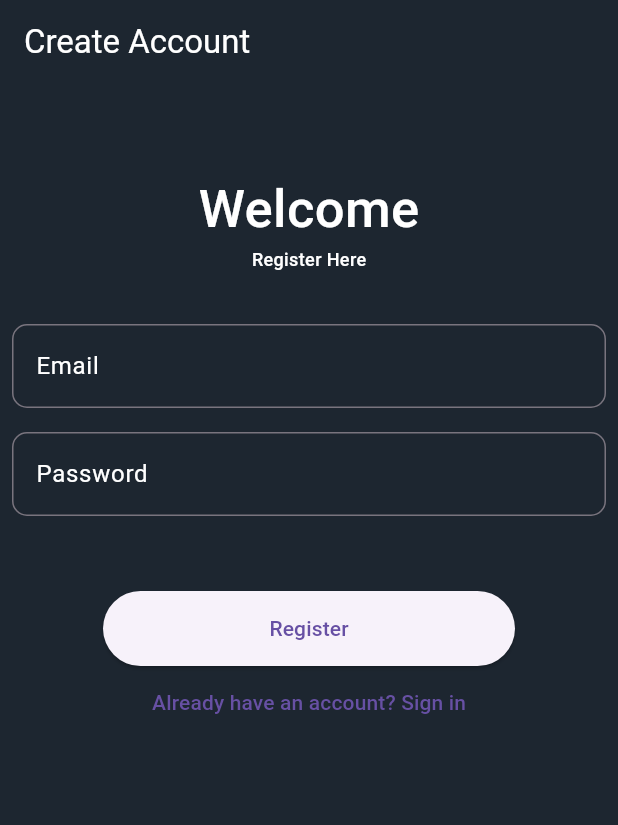
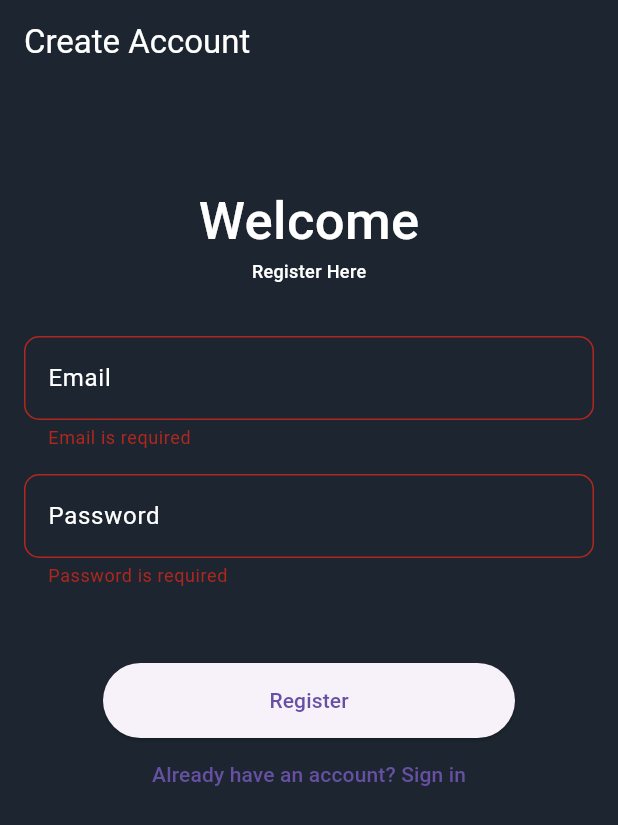
Before and after one commit to Marwannnnnntarek/todoapp, a Flutter app: the SignupView screen opened by its route, after a tap on "Register", on a phone screen of 412 x 824 dp. Shown: the top 825 px of the screen. Run offline on Flutter 3.47's test engine with Material 3 defaults, Android fonts, the phone set to English and light mode, and no system bars; our stand-ins replace cloud_firestore, firebase_auth, firebase_core, flutter_slidable, go_router; accounts and stored records are empty.

Commit message:
add validation for sign in and sign up views

```diff
--- a/lib/features/auth/views/signup_view.dart
+++ b/lib/features/auth/views/signup_view.dart
@@ -4,27 +4,65 @@ import 'package:go_router/go_router.dart';
 import 'package:todoapp/core/helpers/app_routes.dart';
 import 'package:todoapp/features/auth/services/auth_service.dart';
 
-class SignupView extends StatelessWidget {
-  SignupView({super.key});
+class SignupView extends StatefulWidget {
+  const SignupView({super.key});
+
+  @override
+  State<SignupView> createState() => _SignupViewState();
+}
+
+class _SignupViewState extends State<SignupView> {
   final AuthService _authService = AuthService();
   final TextEditingController emailController = TextEditingController();
   final TextEditingController passwordController = TextEditingController();
+  final GlobalKey<FormState> _formKey = GlobalKey<FormState>();
+
+  String? _validateEmail(String? value) {
+    if (value == null || value.isEmpty) return 'Email is required';
+    final emailRegex = RegExp(r'^[\w-\.]+@([\w-]+\.)+[\w-]{2,4}$');
+    if (!emailRegex.hasMatch(value)) return 'Enter a valid email';
+    return null;
+  }
+
+  String? _validatePassword(String? value) {
+    if (value == null || value.isEmpty) return 'Password is required';
+    if (value.length < 6) return 'Password must be at least 6 characters';
+    return null;
+  }
+
+  Future<void> _handleSignUp() async {
+    if (_formKey.currentState!.validate()) {
+      User? user = await _authService.signUp(
+        emailController.text.trim(),
+        passwordController.text.trim(),
+      );
+      if (user != null) {
+        context.go(AppRoutes.home);
+      } else {
+        ScaffoldMessenger.of(
+          context,
+        ).showSnackBar(const SnackBar(content: Text('Registration failed')));
+      }
+    }
+  }
 
   @override
   Widget build(BuildContext context) {
     return Scaffold(
-      backgroundColor: Color(0xff1d2630),
+      backgroundColor: const Color(0xff1d2630),
       appBar: AppBar(
-        backgroundColor: Color(0xff1d2630),
+        backgroundColor: const Color(0xff1d2630),
         foregroundColor: Colors.white,
         title: const Text('Create Account'),
       ),
       body: Padding(
-        padding: const EdgeInsets.all(8.0),
+        padding: const EdgeInsets.all(16.0),
+        child: Form(
+          key: _formKey,
           child: Column(
             children: [
-            SizedBox(height: 50),
-            Text(
+              const SizedBox(height: 50),
+              const Text(
                 'Welcome',
                 style: TextStyle(
                   color: Colors.white,
@@ -32,7 +70,7 @@ class SignupView extends StatelessWidget {
                   fontWeight: FontWeight.w500,
                 ),
               ),
-            Text(
+              const Text(
                 'Register Here',
                 style: TextStyle(
                   color: Colors.white,
@@ -40,60 +78,57 @@ class SignupView extends StatelessWidget {
                   fontWeight: FontWeight.w500,
                 ),
               ),
-            SizedBox(height: 35),
-            TextField(
+              const SizedBox(height: 35),
+              TextFormField(
                 controller: emailController,
-              style: TextStyle(color: Colors.white),
+                style: const TextStyle(color: Colors.white),
+                validator: _validateEmail,
+                keyboardType: TextInputType.emailAddress,
                 decoration: InputDecoration(
+                  labelText: 'Email',
+                  labelStyle: const TextStyle(color: Colors.white),
                   focusedBorder: OutlineInputBorder(
                     borderRadius: BorderRadius.circular(10),
-                  borderSide: BorderSide(color: Colors.white),
+                    borderSide: const BorderSide(color: Colors.white),
                   ),
                   border: OutlineInputBorder(
                     borderRadius: BorderRadius.circular(10),
                   ),
-                labelText: 'Email',
-                labelStyle: TextStyle(color: Colors.white),
                 ),
               ),
-            SizedBox(height: 16),
-            TextField(
+              const SizedBox(height: 16),
+              TextFormField(
                 controller: passwordController,
-              style: TextStyle(color: Colors.white),
+                style: const TextStyle(color: Colors.white),
+                obscureText: true,
+                validator: _validatePassword,
                 decoration: InputDecoration(
+                  labelText: 'Password',
+                  labelStyle: const TextStyle(color: Colors.white),
                   focusedBorder: OutlineInputBorder(
                     borderRadius: BorderRadius.circular(10),
-                  borderSide: BorderSide(color: Colors.white),
+                    borderSide: const BorderSide(color: Colors.white),
                   ),
                   border: OutlineInputBorder(
                     borderRadius: BorderRadius.circular(10),
                   ),
-                labelText: 'Password',
-                labelStyle: TextStyle(color: Colors.white),
                 ),
               ),
-            SizedBox(height: 50),
+              const SizedBox(height: 50),
               SizedBox(
                 height: 50,
                 width: MediaQuery.of(context).size.width / 1.5,
                 child: ElevatedButton(
-                onPressed: () async {
-                  User? user = await _authService.signUp(
-                    emailController.text.trim(),
-                    passwordController.text.trim(),
-                  );
-                  if (user != null) {
-                    context.go(AppRoutes.home);
-                  }
-                },
-                child: Text('Register'),
+                  onPressed: _handleSignUp,
+                  child: const Text('Register'),
                 ),
               ),
               TextButton(
                 onPressed: () => context.push(AppRoutes.signin),
-              child: Text('Already have an account? Sign in'),
+                child: const Text('Already have an account? Sign in'),
               ),
             ],
+          ),
         ),
       ),
     );
```
Also changed, not shown: lib/features/auth/views/signin_view.dart (+69 -33 lines). Lines whose indentation alone changed are shown as unchanged.
